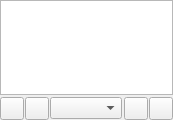
Old version of the form gui/librarypage.ui in the repository CDrummond/cantata.
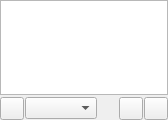
New version of the form. Custom widgets are drawn as their Qt base class.

Commit message: Remove find buttons in status bar, and use Ctrl-F for both find in views and find in playqueue. Action depends upon which view has focus. BUG: 384

```diff
--- a/gui/librarypage.ui
+++ b/gui/librarypage.ui
@@ -49,9 +49,6 @@
      <item>
       <widget class="ToolButton" name="libraryUpdate"/>
      </item>
-     <item>
-      <widget class="ToolButton" name="searchButton"/>
-     </item>
      <item>
       <widget class="GenreCombo" name="genreCombo"/>
      </item>
```
The commit also changes 15 other files.
